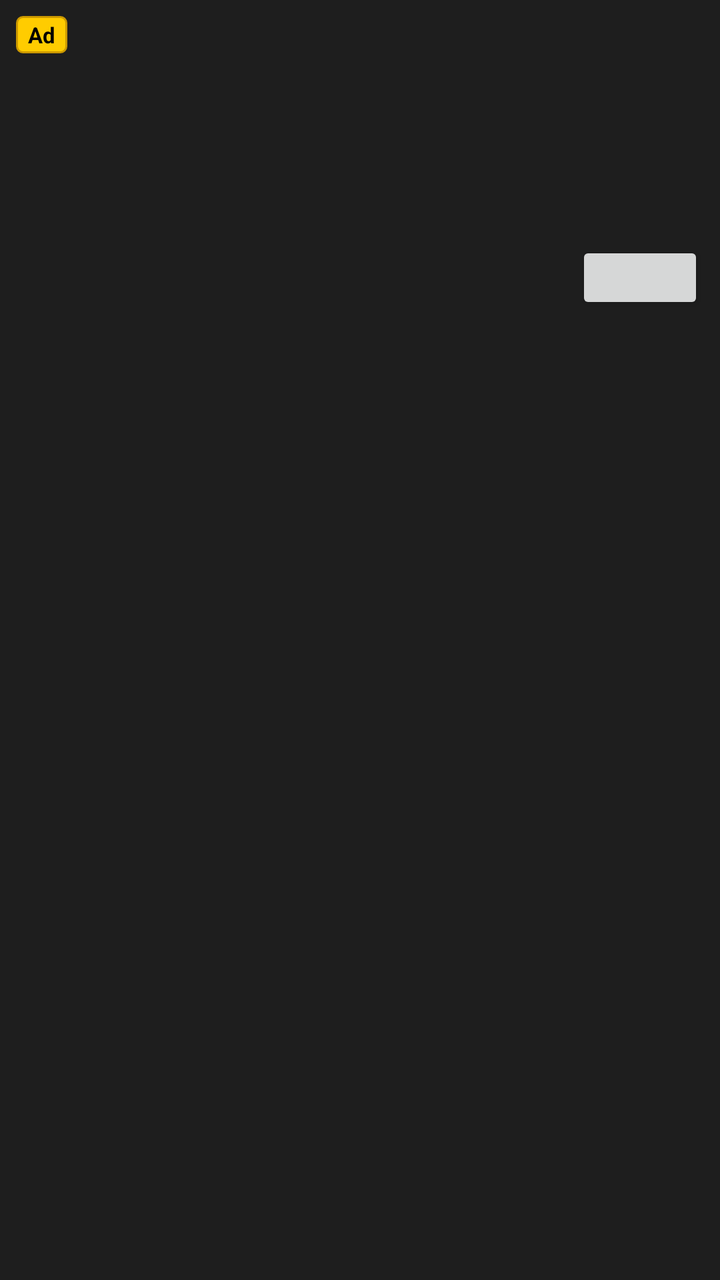
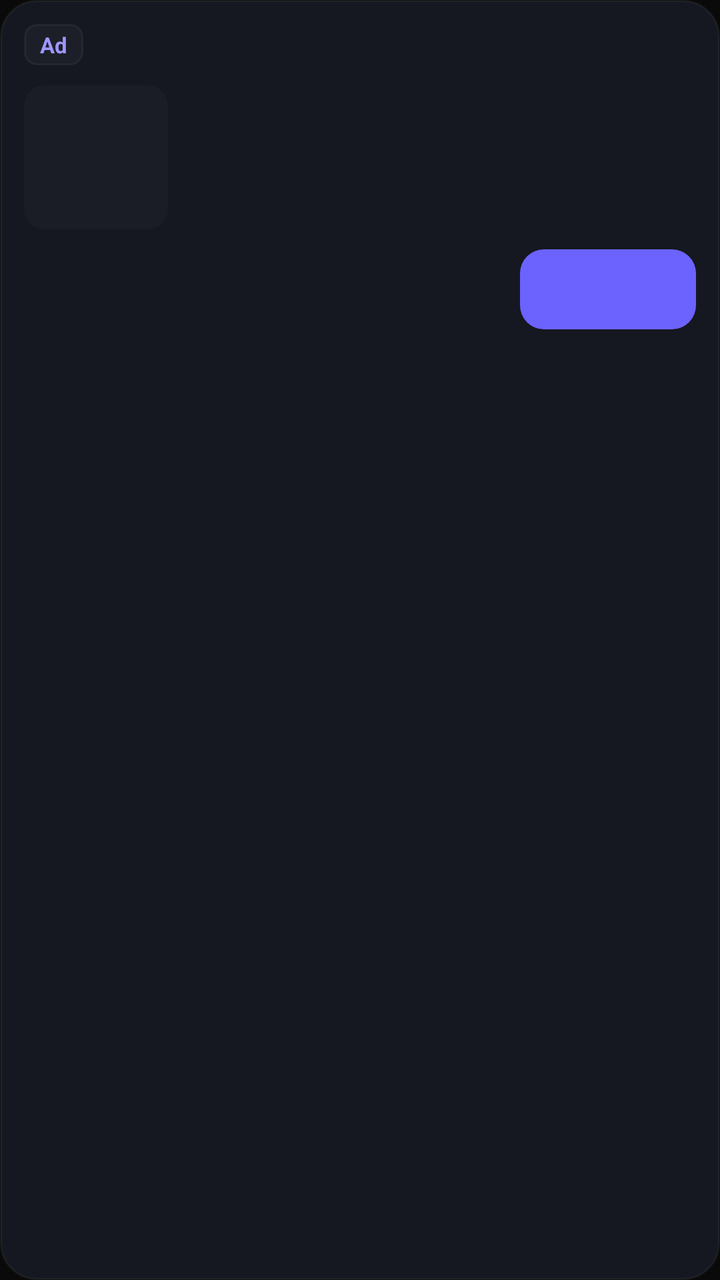

The first picture is an Android layout as it rendered before a commit; the second is the same layout after the commit. The layout source and the unified diff follow.
<!-- AndroidManifest.xml: application theme Theme.Pazia -->
<!-- res/layout/native_ad_grid_item.xml -->
<?xml version="1.0" encoding="utf-8"?>
<LinearLayout xmlns:android="http://schemas.android.com/apk/res/android"
    android:id="@+id/native_ad_view"
    android:layout_width="match_parent"
    android:layout_height="wrap_content"
    android:minHeight="120dp"
    android:background="#1E1E1E"
    android:orientation="vertical"
    android:padding="8dp">

    
    <TextView
        android:id="@+id/ad_attribution"
        android:layout_width="wrap_content"
        android:layout_height="wrap_content"
        android:background="@drawable/ad_badge_background"
        android:paddingHorizontal="6dp"
        android:paddingVertical="2dp"
        android:text="@string/ad_badge"
        android:textColor="#000000"
        android:textSize="11sp"
        android:textStyle="bold" />

    <LinearLayout
        android:layout_width="match_parent"
        android:layout_height="wrap_content"
        android:layout_marginTop="6dp"
        android:orientation="horizontal">

        
        <ImageView
            android:id="@+id/ad_media"
            android:contentDescription="@null"
            android:layout_width="80dp"
            android:layout_height="80dp"
            android:scaleType="centerCrop" />

        <LinearLayout
            android:layout_width="0dp"
            android:layout_height="wrap_content"
            android:layout_marginStart="8dp"
            android:layout_weight="1"
            android:orientation="vertical">

            
            <TextView
                android:id="@+id/ad_headline"
                android:layout_width="match_parent"
                android:layout_height="wrap_content"
                android:ellipsize="end"
                android:maxLines="1"
                android:textColor="#FFFFFF"
                android:textSize="13sp"
                android:textStyle="bold" />

            
            <TextView
                android:id="@+id/ad_body"
                android:layout_width="match_parent"
                android:layout_height="wrap_content"
                android:ellipsize="end"
                android:maxLines="2"
                android:textColor="#AAAAAA"
                android:textSize="11sp" />

        </LinearLayout>

    </LinearLayout>

    
    <Button
        android:id="@+id/ad_call_to_action"
        android:layout_width="wrap_content"
        android:layout_height="wrap_content"
        android:layout_gravity="end"
        android:layout_marginTop="8dp"
        android:minHeight="36dp"
        android:minWidth="64dp"
        android:paddingHorizontal="16dp"
        android:textSize="12sp" />

</LinearLayout>
<!-- resources referenced by this layout -->
<resources>
  <!-- drawable ad_badge_background (drawable) -->
  <?xml version="1.0" encoding="utf-8"?>
  <shape xmlns:android="http://schemas.android.com/apk/res/android"
      android:shape="rectangle">
      <solid android:color="#FFCC00" />
      <corners android:radius="3dp" />
      <stroke android:width="1dp" android:color="#CC9900" />
  </shape>
  <string name="ad_badge">Ad</string>
  <style name="Theme.Pazia" parent="android:Theme.Material.Light.NoActionBar">
          <item name="android:windowBackground">@color/pazia_black</item>
          <item name="android:statusBarColor">@color/pazia_black</item>
          <item name="android:navigationBarColor">@color/pazia_black</item>
      </style>
  <color name="pazia_black">#0A0A0A</color>
</resources>

<!-- the commit's change to res/layout/native_ad_grid_item.xml (unified diff, before → after) -->
@@ -3,10 +3,9 @@
     android:id="@+id/native_ad_view"
     android:layout_width="match_parent"
     android:layout_height="wrap_content"
-    android:minHeight="120dp"
-    android:background="#1E1E1E"
+    android:background="@drawable/ad_card_background"
     android:orientation="vertical"
-    android:padding="8dp">
+    android:padding="12dp">
 
     
     <TextView
@@ -14,31 +13,33 @@
         android:layout_width="wrap_content"
         android:layout_height="wrap_content"
         android:background="@drawable/ad_badge_background"
-        android:paddingHorizontal="6dp"
-        android:paddingVertical="2dp"
+        android:paddingHorizontal="8dp"
+        android:paddingVertical="3dp"
         android:text="@string/ad_badge"
-        android:textColor="#000000"
+        android:textColor="@color/pazia_accent_light"
         android:textSize="11sp"
         android:textStyle="bold" />
 
     <LinearLayout
         android:layout_width="match_parent"
         android:layout_height="wrap_content"
-        android:layout_marginTop="6dp"
+        android:layout_marginTop="10dp"
         android:orientation="horizontal">
 
         
         <ImageView
             android:id="@+id/ad_media"
+            android:layout_width="72dp"
+            android:layout_height="72dp"
+            android:background="@drawable/ad_media_background"
+            android:clipToOutline="true"
             android:contentDescription="@null"
-            android:layout_width="80dp"
-            android:layout_height="80dp"
             android:scaleType="centerCrop" />
 
         <LinearLayout
             android:layout_width="0dp"
             android:layout_height="wrap_content"
-            android:layout_marginStart="8dp"
+            android:layout_marginStart="12dp"
             android:layout_weight="1"
             android:orientation="vertical">
 
@@ -49,19 +50,47 @@
                 android:layout_height="wrap_content"
                 android:ellipsize="end"
                 android:maxLines="1"
-                android:textColor="#FFFFFF"
-                android:textSize="13sp"
+                android:textColor="@color/pazia_white"
+                android:textSize="15sp"
                 android:textStyle="bold" />
+
+            
+            <LinearLayout
+                android:id="@+id/ad_meta_row"
+                android:layout_width="match_parent"
+                android:layout_height="wrap_content"
+                android:layout_marginTop="2dp"
+                android:orientation="horizontal">
+
+                <TextView
+                    android:id="@+id/ad_rating"
+                    android:layout_width="wrap_content"
+                    android:layout_height="wrap_content"
+                    android:textColor="@color/pazia_accent_light"
+                    android:textSize="11sp"
+                    android:textStyle="bold" />
+
+                <TextView
+                    android:id="@+id/ad_category"
+                    android:layout_width="wrap_content"
+                    android:layout_height="wrap_content"
+                    android:ellipsize="end"
+                    android:maxLines="1"
+                    android:textColor="@color/pazia_gray_light"
+                    android:textSize="11sp" />
+            </LinearLayout>
 
             
             <TextView
                 android:id="@+id/ad_body"
                 android:layout_width="match_parent"
                 android:layout_height="wrap_content"
+                android:layout_marginTop="4dp"
                 android:ellipsize="end"
+                android:gravity="top"
                 android:maxLines="2"
-                android:textColor="#AAAAAA"
-                android:textSize="11sp" />
+                android:textColor="@color/pazia_gray_light"
+                android:textSize="12sp" />
 
         </LinearLayout>
 
@@ -73,10 +102,14 @@
         android:layout_width="wrap_content"
         android:layout_height="wrap_content"
         android:layout_gravity="end"
-        android:layout_marginTop="8dp"
-        android:minHeight="36dp"
-        android:minWidth="64dp"
-        android:paddingHorizontal="16dp"
-        android:textSize="12sp" />
+        android:layout_marginTop="10dp"
+        android:background="@drawable/ad_cta_background"
+        android:minHeight="40dp"
+        android:paddingHorizontal="18dp"
+        android:stateListAnimator="@null"
+        android:textAllCaps="false"
+        android:textColor="@color/pazia_white"
+        android:textSize="14sp"
+        android:textStyle="bold" />
 
 </LinearLayout>
<!-- resource entries referenced after the edit -->
@@ -1,12 +1,37 @@
 <!-- resources referenced by this layout -->
 <resources>
+  <color name="pazia_accent_light">#9D97FF</color>
+  <color name="pazia_gray_light">#8A8D98</color>
+  <color name="pazia_white">#EEEEF0</color>
   <!-- drawable ad_badge_background (drawable) -->
   <?xml version="1.0" encoding="utf-8"?>
   <shape xmlns:android="http://schemas.android.com/apk/res/android"
       android:shape="rectangle">
-      <solid android:color="#FFCC00" />
-      <corners android:radius="3dp" />
-      <stroke android:width="1dp" android:color="#CC9900" />
+      <solid android:color="@color/pazia_overlay_light" />
+      <corners android:radius="6dp" />
+      <stroke android:width="1dp" android:color="@color/pazia_border_light" />
+  </shape>
+  <!-- drawable ad_card_background (drawable) -->
+  <?xml version="1.0" encoding="utf-8"?>
+  <shape xmlns:android="http://schemas.android.com/apk/res/android"
+      android:shape="rectangle">
+      <solid android:color="@color/pazia_card" />
+      <corners android:radius="18dp" />
+      <stroke android:width="1dp" android:color="@color/pazia_border_light" />
+  </shape>
+  <!-- drawable ad_cta_background (drawable) -->
+  <?xml version="1.0" encoding="utf-8"?>
+  <shape xmlns:android="http://schemas.android.com/apk/res/android"
+      android:shape="rectangle">
+      <solid android:color="@color/pazia_accent" />
+      <corners android:radius="12dp" />
+  </shape>
+  <!-- drawable ad_media_background (drawable) -->
+  <?xml version="1.0" encoding="utf-8"?>
+  <shape xmlns:android="http://schemas.android.com/apk/res/android"
+      android:shape="rectangle">
+      <solid android:color="@color/pazia_card_elevated" />
+      <corners android:radius="10dp" />
   </shape>
   <string name="ad_badge">Ad</string>
   <style name="Theme.Pazia" parent="android:Theme.Material.Light.NoActionBar">
@@ -14,6 +39,11 @@
           <item name="android:statusBarColor">@color/pazia_black</item>
           <item name="android:navigationBarColor">@color/pazia_black</item>
       </style>
+  <color name="pazia_overlay_light">#08FFFFFF</color>
+  <color name="pazia_border_light">#0DFFFFFF</color>
+  <color name="pazia_card">#151820</color>
+  <color name="pazia_accent">#6C63FF</color>
+  <color name="pazia_card_elevated">#1A1D26</color>
   <color name="pazia_black">#0A0A0A</color>
 </resources>
 
